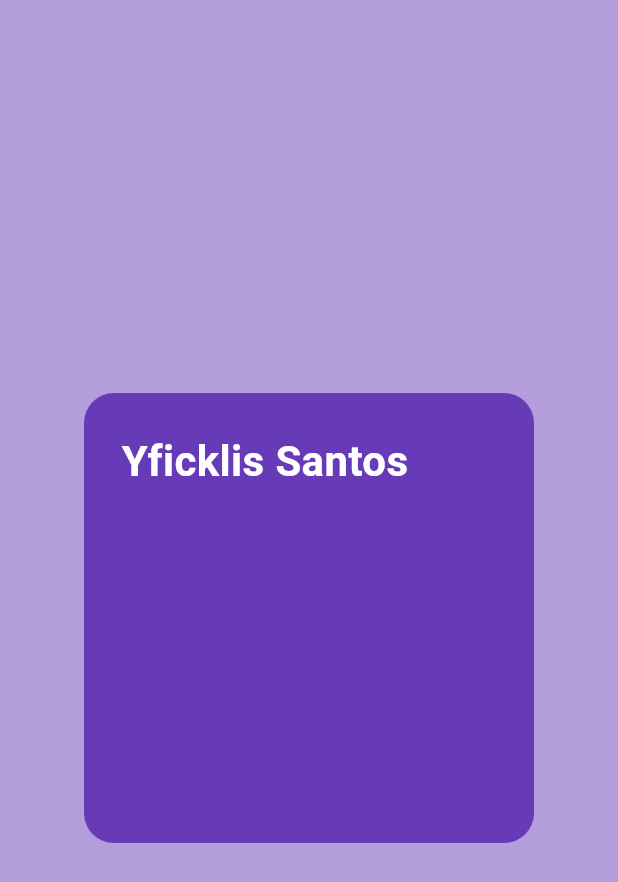
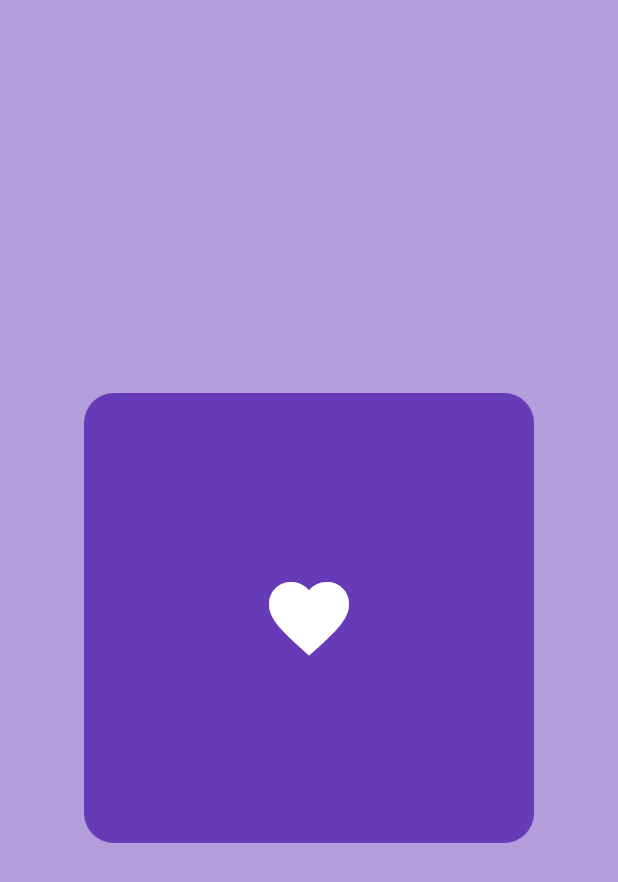
Before and after one commit to yficklis/beginner_flutter_projects, a Flutter app: the screen it shows after launch, on a phone screen of 412 x 824 dp. Shown: the top 882 px of the screen. Run offline on Flutter 3.47's test engine with Material 3 defaults, Android fonts, the phone set to English and light mode, and no system bars.

Commit message:
ICON WIDGET

```diff
--- a/lib/main.dart
+++ b/lib/main.dart
@@ -25,13 +25,10 @@ class MyApp extends StatelessWidget {
               borderRadius: BorderRadius.circular(20),
             ),
             padding: EdgeInsets.all(25),
-            child: Text(
-              "Yficklis Santos",
-              style: TextStyle(
-                color: Colors.white,
-                fontSize: 28,
-                fontWeight: FontWeight.bold,
-              ),
+            child: Icon(
+              Icons.favorite,
+              color: Colors.white,
+              size: 64,
             ),
           ),
         ),
```
